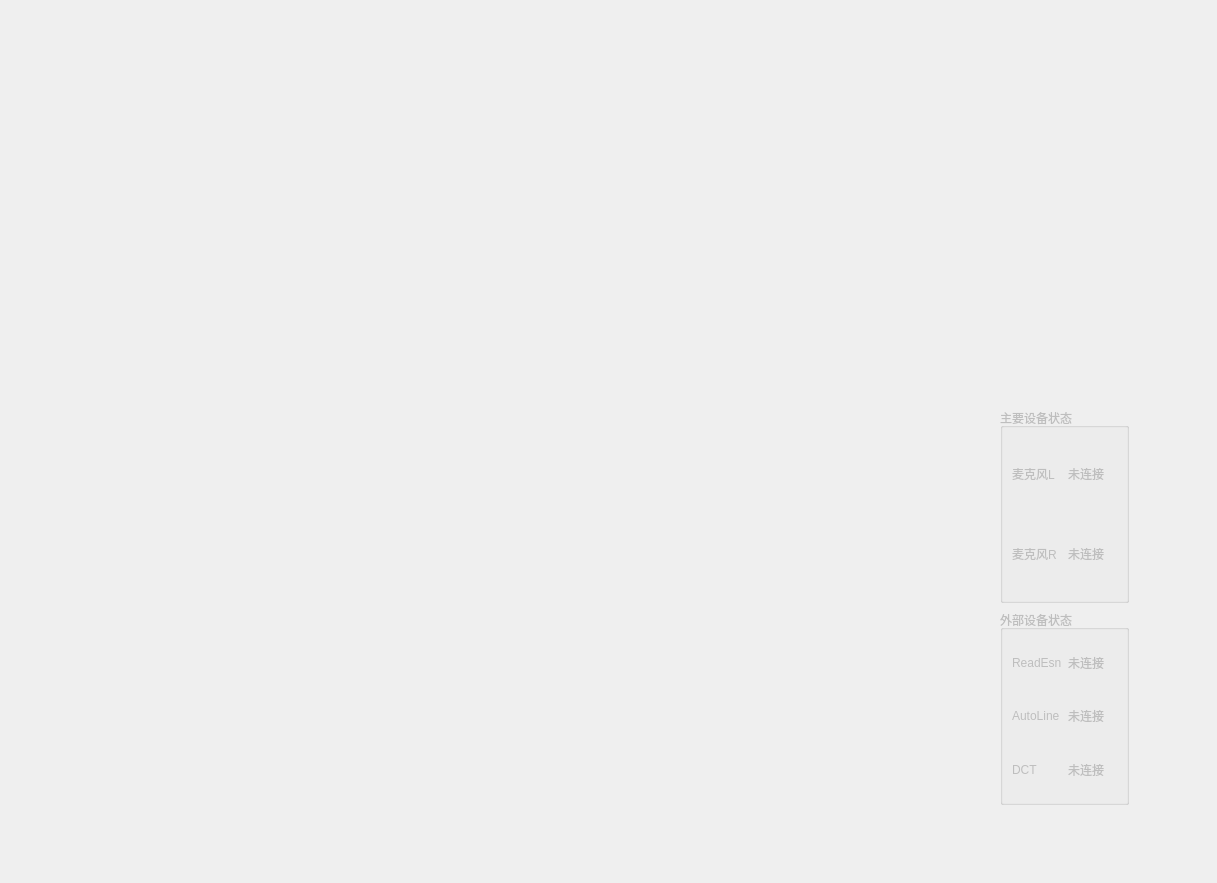
Above: TempForm.ui from YeeeeRQ/SpeakerTest before the change. Below: the same form after it.
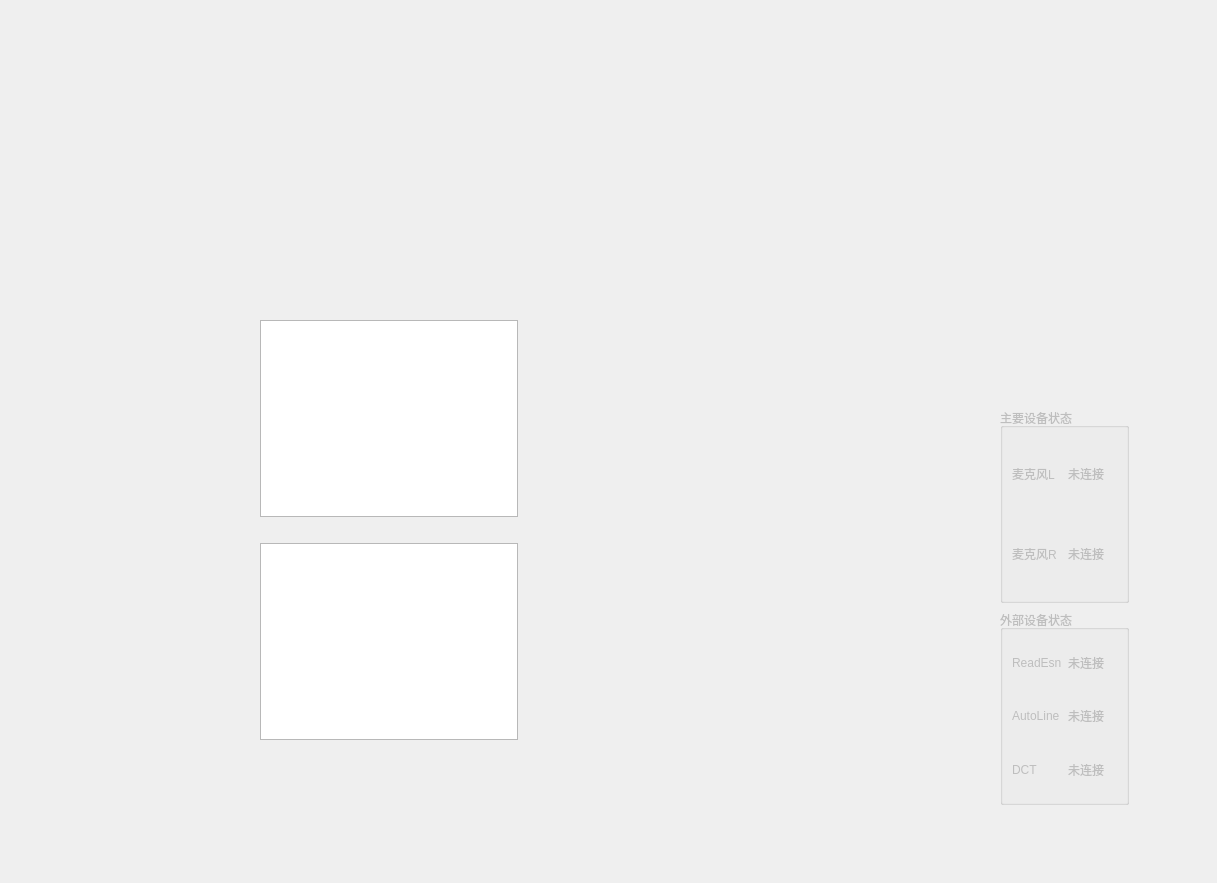
That is the form after the change.

Diff of the .ui file:
```diff
--- a/TempForm.ui
+++ b/TempForm.ui
@@ -147,6 +147,46 @@
     </item>
    </layout>
   </widget>
+  <widget class="QWidget" name="layoutWidget">
+   <property name="geometry">
+    <rect>
+     <x>260</x>
+     <y>320</y>
+     <width>258</width>
+     <height>420</height>
+    </rect>
+   </property>
+   <layout class="QVBoxLayout" name="verticalLayout_6">
+    <item>
+     <widget class="QGraphicsView" name="graphicsView4WaveL"/>
+    </item>
+    <item>
+     <spacer name="verticalSpacer">
+      <property name="orientation">
+       <enum>Qt::Vertical</enum>
+      </property>
+      <property name="sizeType">
+       <enum>QSizePolicy::Fixed</enum>
+      </property>
+      <property name="sizeHint" stdset="0">
+       <size>
+        <width>20</width>
+        <height>20</height>
+       </size>
+      </property>
+     </spacer>
+    </item>
+    <item>
+     <widget class="QGraphicsView" name="graphicsView4WaveR">
+      <property name="font">
+       <font>
+        <pointsize>14</pointsize>
+       </font>
+      </property>
+     </widget>
+    </item>
+   </layout>
+  </widget>
  </widget>
  <resources/>
  <connections/>
```
